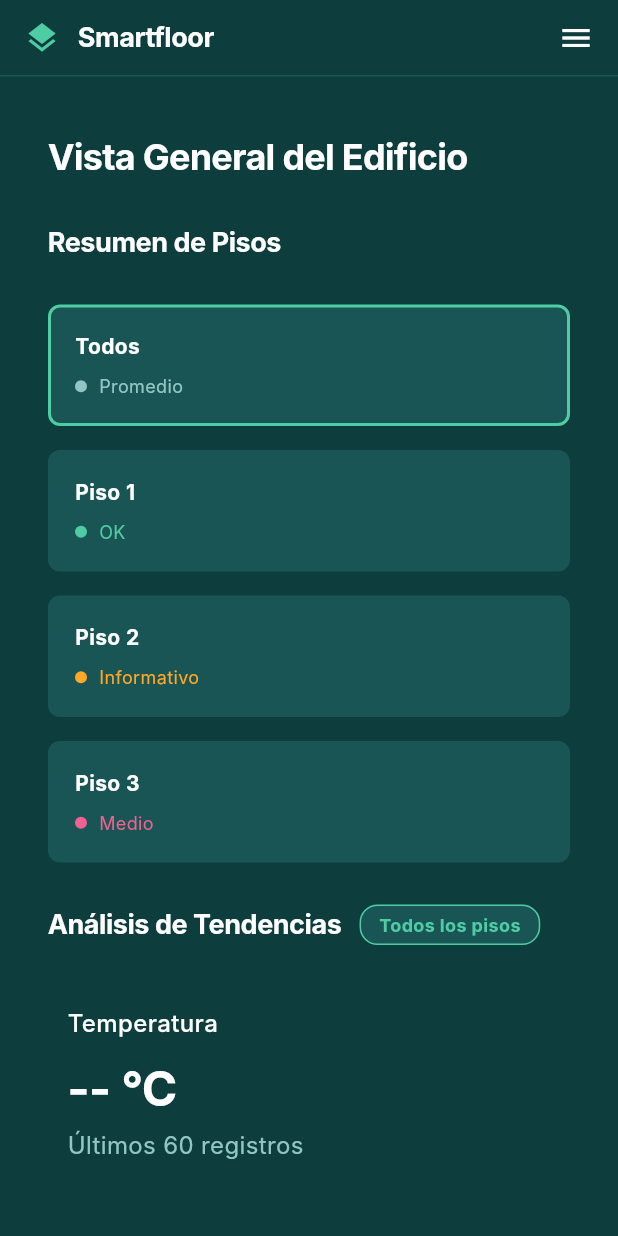
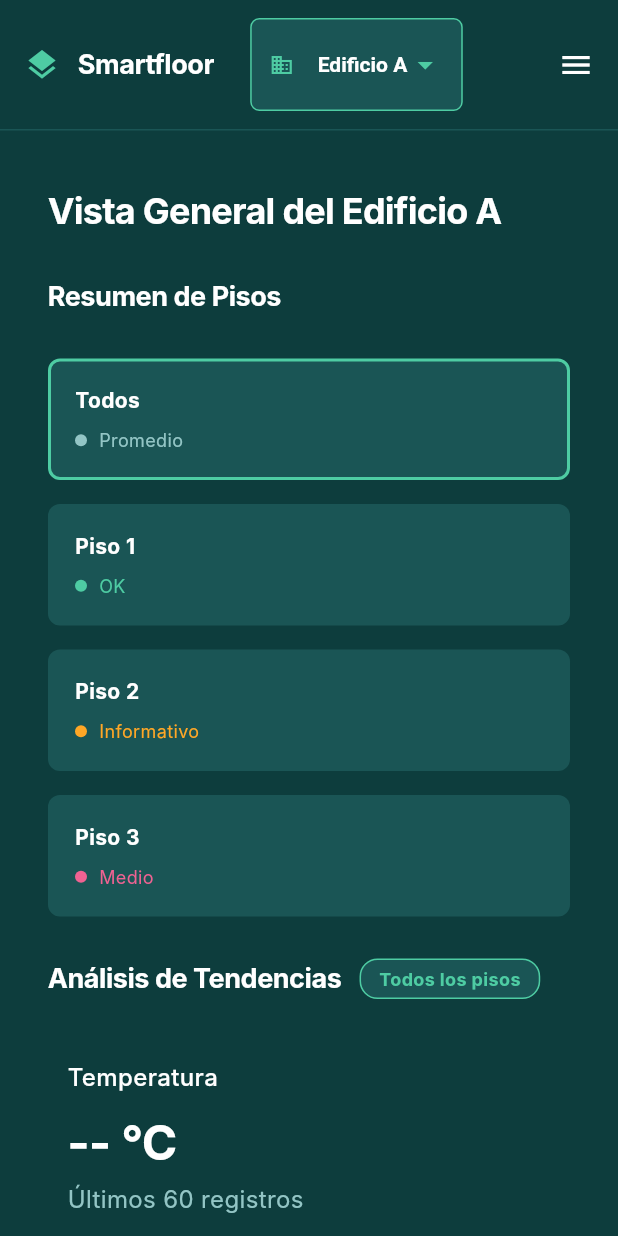
Before and after one commit to JonathanRosas14/Proyecto_Hackathon, a Flutter app: the screen it shows after launch, on a phone screen of 412 x 824 dp. Run offline on Flutter 3.47's test engine with Material 3 defaults, Android fonts, the phone set to English and light mode, and no system bars; our stand-ins replace fl_chart; network calls fail; Roboto replaces fonts that are missing (Inter).

Commit message:
"primer cambio"

```diff
--- a/frontend/lib/screens/home_screen.dart
+++ b/frontend/lib/screens/home_screen.dart
@@ -14,6 +14,7 @@ class HomeScreen extends StatefulWidget {
 
 class _HomeScreenState extends State<HomeScreen> {
   // Usar ValueNotifier para actualizaciones más granulares
+  final ValueNotifier<String> _selectedBuilding = ValueNotifier<String>('A');
   final ValueNotifier<String?> _selectedPiso = ValueNotifier<String?>(null);
   final ValueNotifier<String?> _selectedSeveridad =
       ValueNotifier<String?>(null);
@@ -21,10 +22,19 @@ class _HomeScreenState extends State<HomeScreen> {
 
   @override
   void dispose() {
+    _selectedBuilding.dispose();
     _selectedPiso.dispose();
     _selectedSeveridad.dispose();
     _selectedFloor.dispose();
     super.dispose();
+  }
+
+  void _handleBuildingChange(String building) {
+    _selectedBuilding.value = building;
+    // Reset filters when building changes
+    _selectedPiso.value = null;
+    _selectedSeveridad.value = null;
+    _selectedFloor.value = null;
   }
 
   void _handleFilterChange(String? piso, String? severidad) {
@@ -42,15 +52,30 @@ class _HomeScreenState extends State<HomeScreen> {
       body: SafeArea(
         child: Column(
           children: [
-            const AppHeader(),
+            ValueListenableBuilder<String>(
+              valueListenable: _selectedBuilding,
+              builder: (context, building, _) {
+                return AppHeader(
+                  selectedBuilding: building,
+                  onBuildingChanged: _handleBuildingChange,
+                );
+              },
+            ),
             Expanded(
               child: SingleChildScrollView(
-                child: _HomeContent(
-                  selectedFloor: _selectedFloor,
-                  selectedPiso: _selectedPiso,
-                  selectedSeveridad: _selectedSeveridad,
-                  onFloorSelected: _handleFloorSelection,
-                  onFilterChanged: _handleFilterChange,
+                child: ValueListenableBuilder<String>(
+                  valueListenable: _selectedBuilding,
+                  builder: (context, building, _) {
+                    return _HomeContent(
+                      key: ValueKey('content_$building'),
+                      selectedBuilding: building,
+                      selectedFloor: _selectedFloor,
+                      selectedPiso: _selectedPiso,
+                      selectedSeveridad: _selectedSeveridad,
+                      onFloorSelected: _handleFloorSelection,
+                      onFilterChanged: _handleFilterChange,
+                    );
+                  },
                 ),
               ),
             ),
@@ -63,6 +88,7 @@ class _HomeScreenState extends State<HomeScreen> {
 
 /// Widget separado para evitar reconstruir todo cuando cambian los filtros
 class _HomeContent extends StatelessWidget {
+  final String selectedBuilding;
   final ValueNotifier<int?> selectedFloor;
   final ValueNotifier<String?> selectedPiso;
   final ValueNotifier<String?> selectedSeveridad;
@@ -70,6 +96,8 @@ class _HomeContent extends StatelessWidget {
   final Function(String?, String?) onFilterChanged;
 
   const _HomeContent({
+    super.key,
+    required this.selectedBuilding,
     required this.selectedFloor,
     required this.selectedPiso,
     required this.selectedSeveridad,
@@ -94,13 +122,17 @@ class _HomeContent extends StatelessWidget {
         crossAxisAlignment: CrossAxisAlignment.start,
         children: [
           const SizedBox(height: 20),
-          // Building Overview Title - Widget const
-          _BuildingOverviewTitle(screenWidth: screenWidth),
+          // Building Overview Title
+          _BuildingOverviewTitle(
+            screenWidth: screenWidth,
+            selectedBuilding: selectedBuilding,
+          ),
           // Floor Summary Section
           ValueListenableBuilder<int?>(
             valueListenable: selectedFloor,
             builder: (context, floor, _) {
               return FloorSummarySection(
+                selectedBuilding: selectedBuilding,
                 selectedFloor: floor,
                 onFloorSelected: onFloorSelected,
               );
@@ -111,7 +143,8 @@ class _HomeContent extends StatelessWidget {
             valueListenable: selectedFloor,
             builder: (context, floor, _) {
               return TrendAnalysisSection(
-                key: ValueKey('trend_$floor'),
+                key: ValueKey('trend_${selectedBuilding}_$floor'),
+                selectedBuilding: selectedBuilding,
                 selectedFloor: floor,
               );
             },
@@ -128,7 +161,9 @@ class _HomeContent extends StatelessWidget {
                 valueListenable: selectedSeveridad,
                 builder: (context, severidad, _) {
                   return AlertsTable(
-                    key: ValueKey('alerts_${piso}_$severidad'),
+                    key: ValueKey(
+                        'alerts_${selectedBuilding}_${piso}_$severidad'),
+                    selectedBuilding: selectedBuilding,
                     pisoFilter: piso,
                     severidadFilter: severidad,
                   );
@@ -143,18 +178,22 @@ class _HomeContent extends StatelessWidget {
   }
 }
 
-/// Widget const para el título que nunca cambia
+/// Widget para el título con el edificio seleccionado
 class _BuildingOverviewTitle extends StatelessWidget {
   final double screenWidth;
+  final String selectedBuilding;
 
-  const _BuildingOverviewTitle({required this.screenWidth});
+  const _BuildingOverviewTitle({
+    required this.screenWidth,
+    required this.selectedBuilding,
+  });
 
   @override
   Widget build(BuildContext context) {
     return Padding(
       padding: const EdgeInsets.all(16.0),
       child: Text(
-        'Vista General del Edificio',
+        'Vista General del Edificio $selectedBuilding',
         style: TextStyle(
           fontSize: screenWidth > 600 ? 32 : 24,
           fontWeight: FontWeight.bold,
--- a/frontend/lib/widgets/alerts_table.dart
+++ b/frontend/lib/widgets/alerts_table.dart
@@ -5,11 +5,13 @@ import '../models/alert_model.dart';
 import '../services/database_service.dart';
 
 class AlertsTable extends StatefulWidget {
+  final String selectedBuilding;
   final String? pisoFilter;
   final String? severidadFilter;
 
   const AlertsTable({
     super.key,
+    required this.selectedBuilding,
     this.pisoFilter,
     this.severidadFilter,
   });
@@ -50,7 +52,8 @@ class _AlertsTableState extends State<AlertsTable>
   void didUpdateWidget(AlertsTable oldWidget) {
     super.didUpdateWidget(oldWidget);
     if (oldWidget.pisoFilter != widget.pisoFilter ||
-        oldWidget.severidadFilter != widget.severidadFilter) {
+        oldWidget.severidadFilter != widget.severidadFilter ||
+        oldWidget.selectedBuilding != widget.selectedBuilding) {
       _loadAlerts();
     }
   }
@@ -63,10 +66,12 @@ class _AlertsTableState extends State<AlertsTable>
 
     try {
       print('📋 AlertsTable: Cargando alertas con filtros:');
+      print('   - Edificio: ${widget.selectedBuilding}');
       print('   - Piso: ${widget.pisoFilter ?? "Todos"}');
       print('   - Severidad: ${widget.severidadFilter ?? "General"}');
 
       final alerts = await _dbService.getAlerts(
+        edificio: widget.selectedBuilding,
         pisoFilter: widget.pisoFilter,
         tipoFilter: null, // No filtramos por tipo
         severidadFilter: widget.severidadFilter,
@@ -75,7 +80,8 @@ class _AlertsTableState extends State<AlertsTable>
       print('📋 AlertsTable: Recibidas ${alerts.length} alertas');
 
       setState(() {
-        _alerts = alerts;
+        // Limitar a las primeras 5 alertas
+        _alerts = alerts.take(5).toList();
         _isLoading = false;
       });
     } catch (e) {
--- a/frontend/lib/widgets/app_header.dart
+++ b/frontend/lib/widgets/app_header.dart
@@ -1,7 +1,14 @@
 import 'package:flutter/material.dart';
 
 class AppHeader extends StatelessWidget {
-  const AppHeader({super.key});
+  final String selectedBuilding;
+  final Function(String) onBuildingChanged;
+
+  const AppHeader({
+    super.key,
+    required this.selectedBuilding,
+    required this.onBuildingChanged,
+  });
 
   @override
   Widget build(BuildContext context) {
@@ -42,6 +49,9 @@ class AppHeader extends StatelessWidget {
                 ),
             ],
           ),
+          const SizedBox(width: 24),
+          // Building Selector
+          _buildBuildingSelector(screenWidth),
           const Spacer(),
           // Navigation Links
           if (screenWidth > 700)
@@ -69,6 +79,69 @@ class AppHeader extends StatelessWidget {
                 ),
               ),
             ),
+        ],
+      ),
+    );
+  }
+
+  Widget _buildBuildingSelector(double screenWidth) {
+    // Lista de edificios disponibles
+    final buildings = ['A', 'B', 'C', 'D', 'E', 'F'];
+
+    return Container(
+      padding: const EdgeInsets.symmetric(horizontal: 12, vertical: 6),
+      decoration: BoxDecoration(
+        color: const Color(0xFF1a5555),
+        borderRadius: BorderRadius.circular(6),
+        border: Border.all(
+          color: const Color(0xFF4ecca3),
+          width: 1,
+        ),
+      ),
+      child: Row(
+        mainAxisSize: MainAxisSize.min,
+        children: [
+          const Icon(
+            Icons.business,
+            color: Color(0xFF4ecca3),
+            size: 16,
+          ),
+          const SizedBox(width: 8),
+          if (screenWidth > 500)
+            const Text(
+              'Edificio:',
+              style: TextStyle(
+                color: Colors.white70,
+                fontSize: 13,
+                fontWeight: FontWeight.w500,
+              ),
+            ),
+          const SizedBox(width: 8),
+          DropdownButton<String>(
+            value: selectedBuilding,
+            dropdownColor: const Color(0xFF1a5555),
+            underline: Container(),
+            icon: const Icon(
+              Icons.arrow_drop_down,
+              color: Color(0xFF4ecca3),
+            ),
+            style: const TextStyle(
+              color: Colors.white,
+              fontSize: 14,
+              fontWeight: FontWeight.bold,
+            ),
+            items: buildings.map((String building) {
+              return DropdownMenuItem<String>(
+                value: building,
+                child: Text('Edificio $building'),
+              );
+            }).toList(),
+            onChanged: (String? newValue) {
+              if (newValue != null) {
+                onBuildingChanged(newValue);
+              }
+            },
+          ),
         ],
       ),
     );
--- a/frontend/lib/widgets/floor_summary_section.dart
+++ b/frontend/lib/widgets/floor_summary_section.dart
@@ -1,11 +1,13 @@
 import 'package:flutter/material.dart';
 
 class FloorSummarySection extends StatelessWidget {
+  final String selectedBuilding;
   final int? selectedFloor;
   final Function(int?) onFloorSelected;
 
   const FloorSummarySection({
     super.key,
+    required this.selectedBuilding,
     required this.selectedFloor,
     required this.onFloorSelected,
   });
--- a/frontend/lib/widgets/trend_analysis_section.dart
+++ b/frontend/lib/widgets/trend_analysis_section.dart
@@ -4,10 +4,12 @@ import 'trend_chart_card.dart';
 import '../services/database_service.dart';
 
 class TrendAnalysisSection extends StatefulWidget {
+  final String selectedBuilding;
   final int? selectedFloor;
 
   const TrendAnalysisSection({
     super.key,
+    required this.selectedBuilding,
     required this.selectedFloor,
   });
 
@@ -48,8 +50,9 @@ class _TrendAnalysisSectionState extends State<TrendAnalysisSection>
   @override
   void didUpdateWidget(TrendAnalysisSection oldWidget) {
     super.didUpdateWidget(oldWidget);
-    // Si cambia el piso seleccionado, recargar datos inmediatamente
-    if (oldWidget.selectedFloor != widget.selectedFloor) {
+    // Si cambia el piso o edificio seleccionado, recargar datos inmediatamente
+    if (oldWidget.selectedFloor != widget.selectedFloor ||
+        oldWidget.selectedBuilding != widget.selectedBuilding) {
       _loadChartData();
     }
   }
@@ -58,7 +61,7 @@ class _TrendAnalysisSectionState extends State<TrendAnalysisSection>
     try {
       final data = await _dbService.getChartData(
         piso: widget.selectedFloor,
-        edificio: 'A',
+        edificio: widget.selectedBuilding,
         limit: 60,
       );
       // Solo actualizar si los datos han cambiado
```
